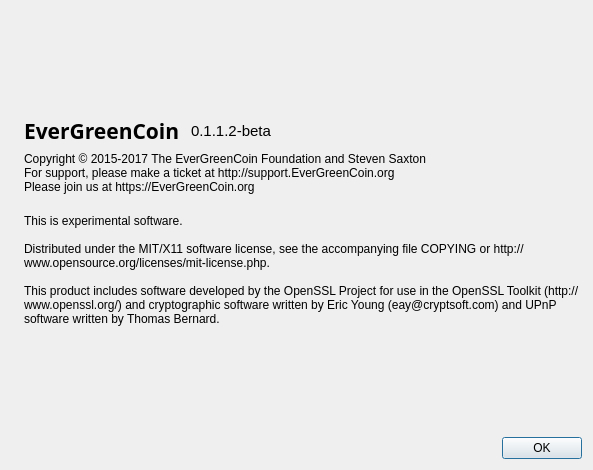
Old version of the form src/qt/forms/aboutdialog.ui in the repository EverGreenCoinDev/EverGreenCoin.
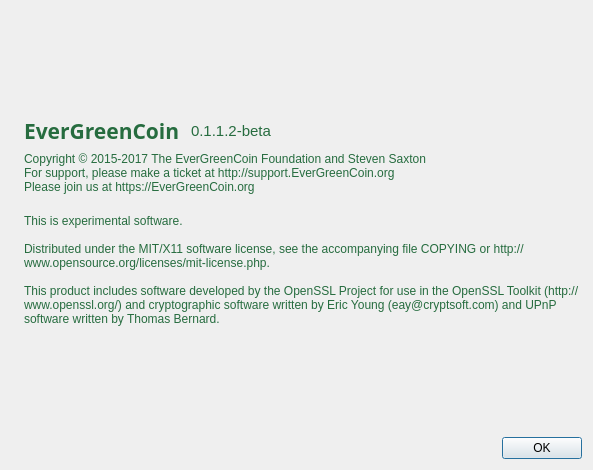
New version of the form. Icons and pictures are not drawn.

Commit message: Abount window font

Diff of the .ui file:
```diff
--- a/src/qt/forms/aboutdialog.ui
+++ b/src/qt/forms/aboutdialog.ui
@@ -58,6 +58,10 @@
          <property name="cursor">
           <cursorShape>IBeamCursor</cursorShape>
          </property>
+         <property name="styleSheet">
+          <string notr="true">QLabel { color: #266C3F; }
+</string>
+         </property>
          <property name="text">
           <string>&lt;b&gt;EverGreenCoin&lt;/b&gt; </string>
          </property>
@@ -76,6 +80,10 @@
          <property name="cursor">
           <cursorShape>IBeamCursor</cursorShape>
          </property>
+         <property name="styleSheet">
+          <string notr="true">QLabel { color: #266C3F; }
+</string>
+         </property>
          <property name="text">
           <string notr="true">0.1.1.2-beta</string>
          </property>
@@ -104,6 +112,10 @@
        <property name="cursor">
         <cursorShape>IBeamCursor</cursorShape>
        </property>
+       <property name="styleSheet">
+        <string notr="true">QLabel { color: #266C3F; }
+</string>
+       </property>
        <property name="text">
         <string>Copyright © 2015-2017 The EverGreenCoin Foundation and Steven Saxton
 For support, please make a ticket at http://support.EverGreenCoin.org
@@ -119,6 +131,10 @@
        <property name="cursor">
         <cursorShape>IBeamCursor</cursorShape>
        </property>
+       <property name="styleSheet">
+        <string notr="true">QLabel { color: #266C3F; }
+</string>
+       </property>
        <property name="text">
         <string>
 This is experimental software.
```
